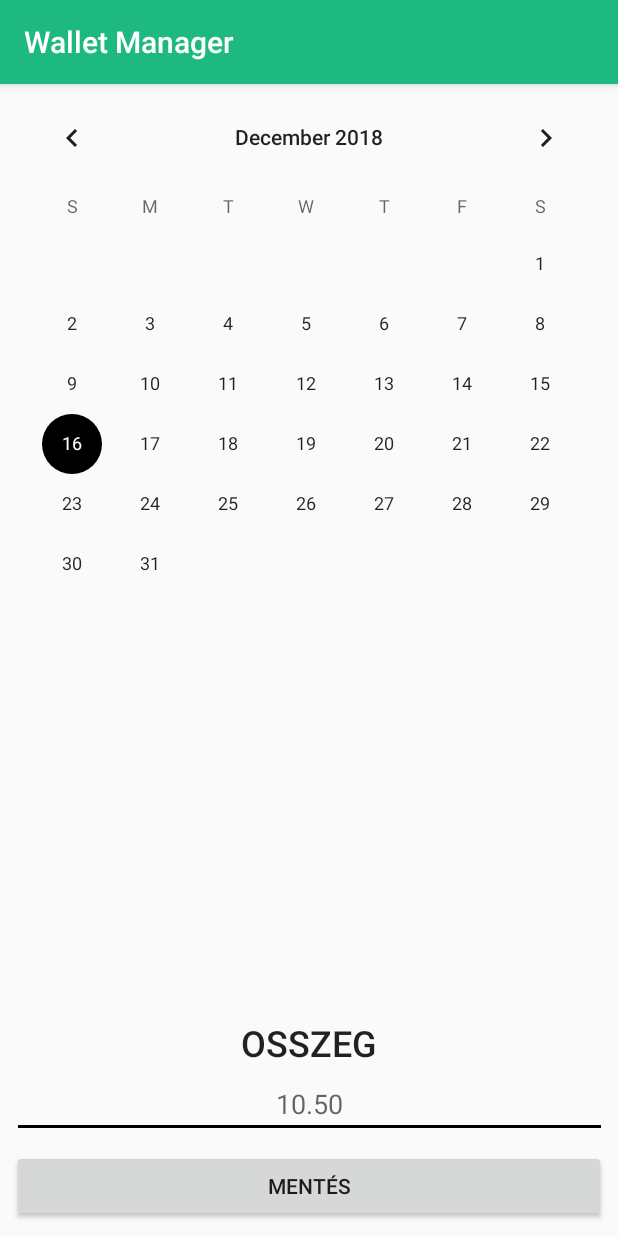
After one commit to hunorarnold/WalletManager, an Android app: the CalendarActivity screen opened directly, with no data from a screen before it, on a phone screen of 412 x 824 dp. The commit adds this screen. Run offline under Robolectric (Android 15) with nearby library versions, the phone set to English and light mode, and no system bars.

Commit message:
--calendar implementation --plus button implementation

```diff
--- a/app/src/main/AndroidManifest.xml
+++ b/app/src/main/AndroidManifest.xml
@@ -23,7 +23,8 @@
             android:theme="@style/AppTheme.NoActionBar" />
         <activity android:name=".forgotten_passwordActivity" />
         <activity android:name=".NavigationDrawerActivities.logoutActivity" />
-        <activity android:name=".NavigationDrawerActivities.transactionActivity"></activity>
+        <activity android:name=".NavigationDrawerActivities.transactionActivity" />
+        <activity android:name=".CalendarActivity"></activity>
     </application>
 
 </manifest>
--- /dev/null
+++ b/app/src/main/java/com/example/huni/walletmanager/CalendarActivity.java
@@ -0,0 +1,41 @@
+package com.example.huni.walletmanager;
+
+import android.support.v7.app.AppCompatActivity;
+import android.os.Bundle;
+import android.view.View;
+import android.widget.Button;
+import android.widget.CalendarView;
+import android.widget.EditText;
+
+import java.util.Date;
+/** ez az osztaly felel a naptarban levo napok ra valo osszegek koltesiert*/
+public class CalendarActivity extends AppCompatActivity {
+
+    private CalendarView calendarView;
+    private EditText editTextsum;
+    private Button buttonsave;
+
+
+
+
+    @Override
+    /** ebben a fruggvenyben hozzom letre a view elemeket es kotom ossze azokat amelyeknek fontosak az adatai az az a calenderview a button es az edit tex mezo*/
+    protected void onCreate(Bundle savedInstanceState) {
+        super.onCreate(savedInstanceState);
+        setContentView(R.layout.activity_calendar);
+        this.calendarView = (CalendarView) findViewById(R.id.calendar_screen_calendarview);
+        this.buttonsave = (Button) findViewById(R.id.calendar_screen_button_save_sum);
+        this.editTextsum = (EditText) findViewById(R.id.calendar_screen_edittex_sum_input);
+        // Az on click listenerben veszem le az adatokat a tovabbi mentest itt kell vegezni
+        this.buttonsave.setOnClickListener(new View.OnClickListener() {
+            @Override
+            public void onClick(View v) {
+                Date date = new Date(CalendarActivity.this.calendarView.getDate());
+                System.out.println(date.toString()+"    "+CalendarActivity.this.editTextsum.getText().toString());
+                CalendarActivity.this.finish();
+            }
+        });
+
+    }
+
+}
--- /dev/null
+++ b/app/src/main/res/layout-v26/activity_calendar.xml
@@ -0,0 +1,64 @@
+<?xml version="1.0" encoding="utf-8"?>
+<android.support.constraint.ConstraintLayout xmlns:android="http://schemas.android.com/apk/res/android"
+    xmlns:app="http://schemas.android.com/apk/res-auto"
+    xmlns:tools="http://schemas.android.com/tools"
+    android:layout_width="match_parent"
+    android:layout_height="match_parent"
+    tools:context=".CalendarActivity">
+
+    <CalendarView
+        android:id="@+id/calendar_screen_calendarview"
+        android:layout_width="0dp"
+        android:layout_height="0dp"
+        android:layout_marginStart="2dp"
+        android:layout_marginTop="2dp"
+        android:layout_marginEnd="2dp"
+        android:layout_marginBottom="2dp"
+        app:layout_constraintBottom_toTopOf="@+id/textView"
+        app:layout_constraintEnd_toEndOf="parent"
+        app:layout_constraintStart_toStartOf="parent"
+        app:layout_constraintTop_toTopOf="parent" />
+
+    <EditText
+        android:id="@+id/calendar_screen_edittex_sum_input"
+        android:layout_width="0dp"
+        android:layout_height="wrap_content"
+        android:layout_marginStart="8dp"
+        android:layout_marginEnd="7dp"
+        android:layout_marginBottom="8dp"
+        android:ems="10"
+        android:gravity="center_vertical|center_horizontal"
+        android:hint="@string/activiy_calendar_screen_sum"
+        android:inputType="numberDecimal"
+        app:layout_constraintBottom_toTopOf="@+id/calendar_screen_button_save_sum"
+        app:layout_constraintEnd_toEndOf="parent"
+        app:layout_constraintStart_toStartOf="parent"
+        android:autofillHints="" />
+
+    <Button
+        android:id="@+id/calendar_screen_button_save_sum"
+        android:layout_width="0dp"
+        android:layout_height="wrap_content"
+        android:layout_marginStart="8dp"
+        android:layout_marginEnd="8dp"
+        android:layout_marginBottom="9dp"
+        android:text="@string/activiy_calendar_screen_save"
+        app:layout_constraintBottom_toBottomOf="parent"
+        app:layout_constraintEnd_toEndOf="parent"
+        app:layout_constraintStart_toStartOf="parent" />
+
+    <TextView
+        android:id="@+id/textView"
+        android:layout_width="0dp"
+        android:layout_height="wrap_content"
+        android:layout_marginStart="8dp"
+        android:layout_marginEnd="8dp"
+        android:layout_marginBottom="2dp"
+        android:gravity="center_vertical|center_horizontal"
+        android:text="@string/activiy_calendar_screen_ossz"
+        android:textAppearance="@style/TextAppearance.AppCompat.Button"
+        android:textSize="24sp"
+        app:layout_constraintBottom_toTopOf="@+id/calendar_screen_edittex_sum_input"
+        app:layout_constraintEnd_toEndOf="parent"
+        app:layout_constraintStart_toStartOf="parent" />
+</android.support.constraint.ConstraintLayout>
--- /dev/null
+++ b/app/src/main/res/layout/activity_calendar.xml
@@ -0,0 +1,64 @@
+<?xml version="1.0" encoding="utf-8"?>
+<android.support.constraint.ConstraintLayout xmlns:android="http://schemas.android.com/apk/res/android"
+    xmlns:app="http://schemas.android.com/apk/res-auto"
+    xmlns:tools="http://schemas.android.com/tools"
+    android:layout_width="match_parent"
+    android:layout_height="match_parent"
+    tools:context=".CalendarActivity">
+
+    <CalendarView
+        android:id="@+id/calendar_screen_calendarview"
+        android:layout_width="0dp"
+        android:layout_height="0dp"
+        android:layout_marginStart="2dp"
+        android:layout_marginTop="2dp"
+        android:layout_marginEnd="2dp"
+        android:layout_marginBottom="2dp"
+        app:layout_constraintBottom_toTopOf="@+id/textView"
+        app:layout_constraintEnd_toEndOf="parent"
+        app:layout_constraintStart_toStartOf="parent"
+        app:layout_constraintTop_toTopOf="parent" />
+
+    <EditText
+        android:id="@+id/calendar_screen_edittex_sum_input"
+        android:layout_width="0dp"
+        android:layout_height="wrap_content"
+        android:layout_marginStart="8dp"
+        android:layout_marginEnd="7dp"
+        android:layout_marginBottom="8dp"
+        android:ems="10"
+        android:gravity="center_vertical|center_horizontal"
+        android:hint="@string/activiy_calendar_screen_sum"
+        android:inputType="numberDecimal"
+        app:layout_constraintBottom_toTopOf="@+id/calendar_screen_button_save_sum"
+        app:layout_constraintEnd_toEndOf="parent"
+        app:layout_constraintStart_toStartOf="parent"
+        android:autofillHints="" />
+
+    <Button
+        android:id="@+id/calendar_screen_button_save_sum"
+        android:layout_width="0dp"
+        android:layout_height="wrap_content"
+        android:layout_marginStart="8dp"
+        android:layout_marginEnd="8dp"
+        android:layout_marginBottom="9dp"
+        android:text="@string/activiy_calendar_screen_save"
+        app:layout_constraintBottom_toBottomOf="parent"
+        app:layout_constraintEnd_toEndOf="parent"
+        app:layout_constraintStart_toStartOf="parent" />
+
+    <TextView
+        android:id="@+id/textView"
+        android:layout_width="0dp"
+        android:layout_height="wrap_content"
+        android:layout_marginStart="8dp"
+        android:layout_marginEnd="8dp"
+        android:layout_marginBottom="2dp"
+        android:gravity="center_vertical|center_horizontal"
+        android:text="@string/activiy_calendar_screen_ossz"
+        android:textAppearance="@style/TextAppearance.AppCompat.Button"
+        android:textSize="24sp"
+        app:layout_constraintBottom_toTopOf="@+id/calendar_screen_edittex_sum_input"
+        app:layout_constraintEnd_toEndOf="parent"
+        app:layout_constraintStart_toStartOf="parent" />
+</android.support.constraint.ConstraintLayout>
--- a/app/src/main/res/values/strings.xml
+++ b/app/src/main/res/values/strings.xml
@@ -7,7 +7,14 @@
     <string name="nav_header_subtitle">android.studio@android.com</string>
     <string name="nav_header_desc">Navigation header</string>
     <string name="Logout">Settings</string>
-
+    <!--Calendar-->
+    <string name="activiy_calendar_screen_sum">10.50</string>
+    <string name="activiy_calendar_screen_save">Mentés</string>
+    <string name="activiy_calendar_screen_ossz">Osszeg</string>
+    <!--Plus button screen-->
+    <string name="plus_button_screen_calendar">Calendar</string>
+    <string name="plus_button_screen_plus">Plus</string>
+    <string name="plus_button_screen_minus">Minus</string>
     <!-- TODO: Remove or change this placeholder text -->
     <string name="hello_blank_fragment">Hello blank fragment</string>
 </resources>
```
Also changed, not shown: app/src/main/java/com/example/huni/walletmanager/MainActivity.java (+43 -2 lines), app/src/main/res/layout/app_bar_main.xml (+6 -5 lines), app/src/main/res/layout/plusbuttonmenuoption.xml (added, +46 -0 lines).
